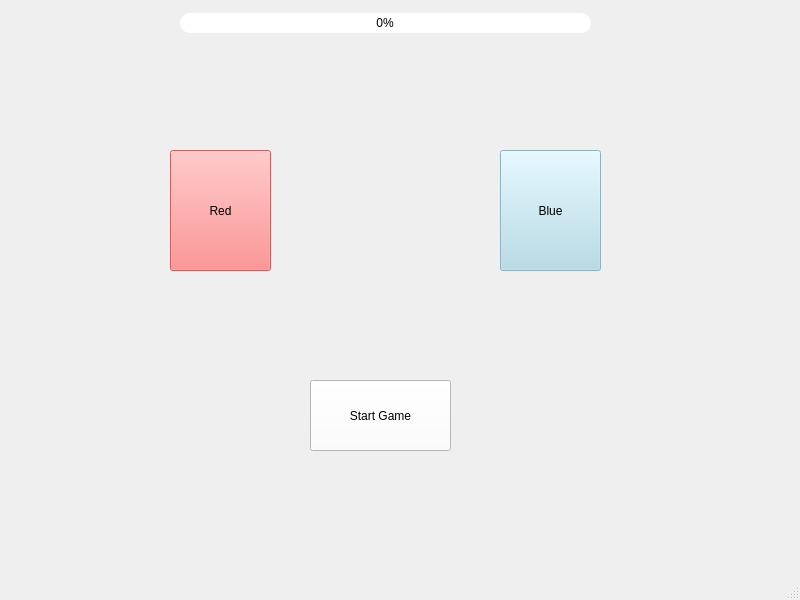
The window that Assignment6/mainwindow.ui (aishug18/SimonSaysGame) describes before a commit, drawn with Qt 5.
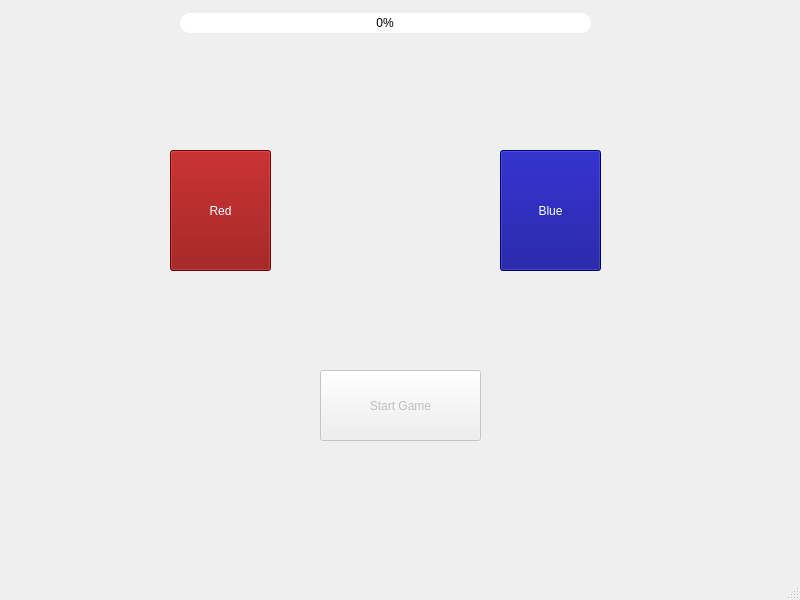
The same window after the commit.

Commit message: Fixed progress bar, added some timer stuff, edited logic for flashing buttons

Diff of the .ui file:
```diff
--- a/Assignment6/mainwindow.ui
+++ b/Assignment6/mainwindow.ui
@@ -2,6 +2,9 @@
 <ui version="4.0">
  <class>MainWindow</class>
  <widget class="QMainWindow" name="MainWindow">
+  <property name="enabled">
+   <bool>false</bool>
+  </property>
   <property name="geometry">
    <rect>
     <x>0</x>
@@ -14,42 +17,6 @@
    <string>MainWindow</string>
   </property>
   <widget class="QWidget" name="centralwidget">
-   <widget class="QPushButton" name="startPushButton">
-    <property name="geometry">
-     <rect>
-      <x>310</x>
-      <y>380</y>
-      <width>141</width>
-      <height>71</height>
-     </rect>
-    </property>
-    <property name="acceptDrops">
-     <bool>false</bool>
-    </property>
-    <property name="styleSheet">
-     <string notr="true">QPushButton {
-	background-color: white;
-	color: black;
-}
-
-QPushButton:hover {
-	background-color: red;
-}
-
-QPushButton:pressed {
-	background-color: blue;
-}</string>
-    </property>
-    <property name="text">
-     <string>Start Game</string>
-    </property>
-    <property name="default">
-     <bool>false</bool>
-    </property>
-    <property name="flat">
-     <bool>false</bool>
-    </property>
-   </widget>
    <widget class="QPushButton" name="redPushButton">
     <property name="enabled">
      <bool>false</bool>
@@ -64,17 +31,8 @@
     </property>
     <property name="styleSheet">
      <string notr="true">QPushButton {
-	background-color: rgb(255, 115, 115);	/* light red */
-	color: black;
-}
-
-
-QPushButton:hover {
-	background-color: rgb(168, 74, 74);
-}
-
-QPushButton:pressed {
-	 background-color: rgb(255, 0, 0); /* bright red*/
+	background-color: darkRed; 
+	color: white;
 }</string>
     </property>
     <property name="text">
@@ -95,16 +53,8 @@
     </property>
     <property name="styleSheet">
      <string notr="true">QPushButton {
-    background-color: rgb(173, 216, 230);
-	color: black
-}
-
-QPushButton:pressed {
-    background-color: rgb(0, 0, 255);
-}
-
-QPushButton:hover {
-	background-color: rgb(140, 190, 230);
+    background-color: darkBlue;
+	color: white;
 }</string>
     </property>
     <property name="text">
@@ -143,6 +93,9 @@
     </property>
    </widget>
    <widget class="QLabel" name="gameOverLabel">
+    <property name="enabled">
+     <bool>false</bool>
+    </property>
     <property name="geometry">
      <rect>
       <x>200</x>
@@ -180,6 +133,22 @@
      <bool>true</bool>
     </property>
    </widget>
+   <widget class="QPushButton" name="startPushButton">
+    <property name="enabled">
+     <bool>false</bool>
+    </property>
+    <property name="geometry">
+     <rect>
+      <x>320</x>
+      <y>370</y>
+      <width>161</width>
+      <height>71</height>
+     </rect>
+    </property>
+    <property name="text">
+     <string>Start Game</string>
+    </property>
+   </widget>
   </widget>
   <widget class="QMenuBar" name="menubar">
    <property name="geometry">
```
Left out of the diff: 2 changed lines with no effect on the pictures. The commit also changes 5 other files.
